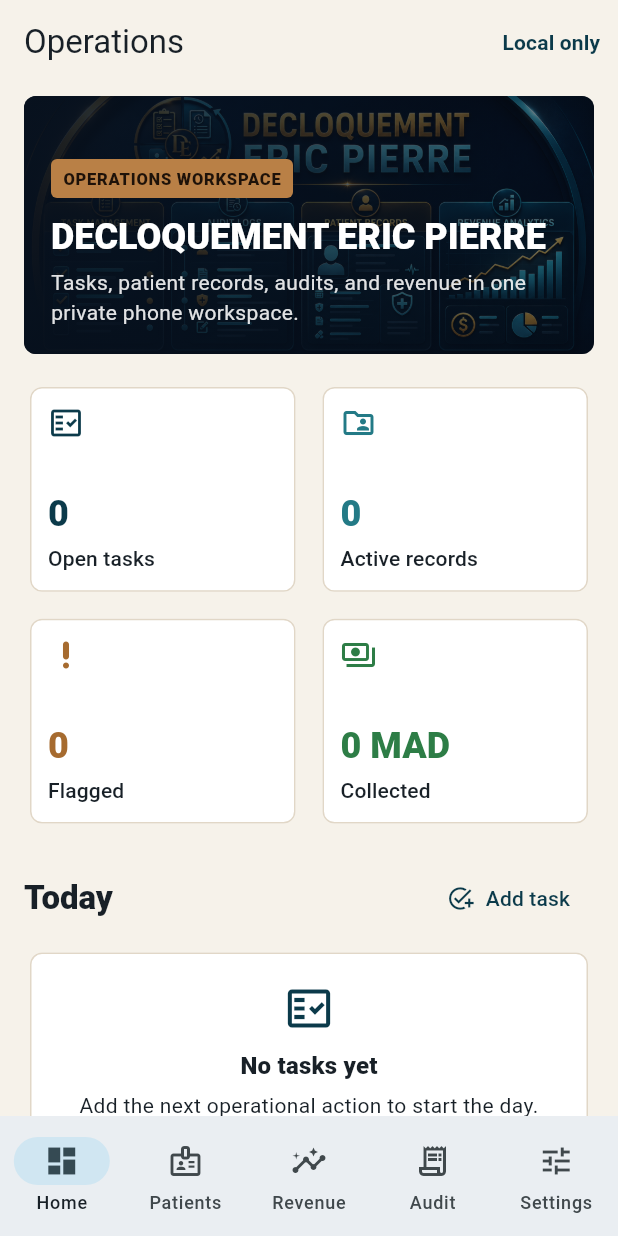
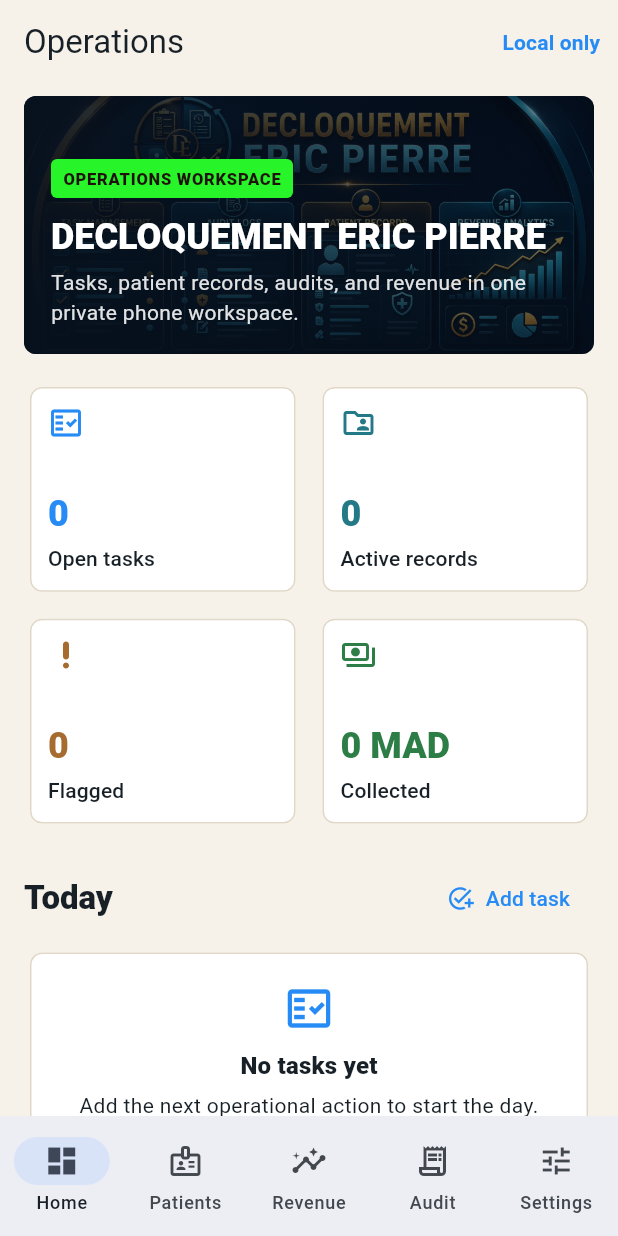
Before and after one commit to EOOrga/68d9d11e1299230338f3737d, a Flutter app: the screen it shows after launch, on a phone screen of 412 x 824 dp. Run offline on Flutter 3.47's test engine with Material 3 defaults, Android fonts, the phone set to English and light mode, and no system bars; our stand-ins replace shared_preferences.

```diff
--- a/lib/main.dart
+++ b/lib/main.dart
@@ -15,8 +15,8 @@ class DeploOperationsApp extends StatelessWidget {
 
   @override
   Widget build(BuildContext context) {
-    const primary = Color(0xFF0B3A4A);
-    const secondary = Color(0xFFB98046);
+    const primary = Color(0xFF278BF5);
+    const secondary = Color(0xFF27F52A);
     const surface = Color(0xFFF6F2EA);
 
     final scheme =
--- a/pubspec.yaml
+++ b/pubspec.yaml
@@ -28,4 +28,6 @@ flutter_launcher_icons:
   android: true
   ios: false
   image_path: "docs/icon.png"
+  adaptive_icon_foreground: docs/icon.png
+  adaptive_icon_background: "#F59127"
   min_sdk_android: 23
```
Also changed, not shown: docs/icon.png, 11 other files.
